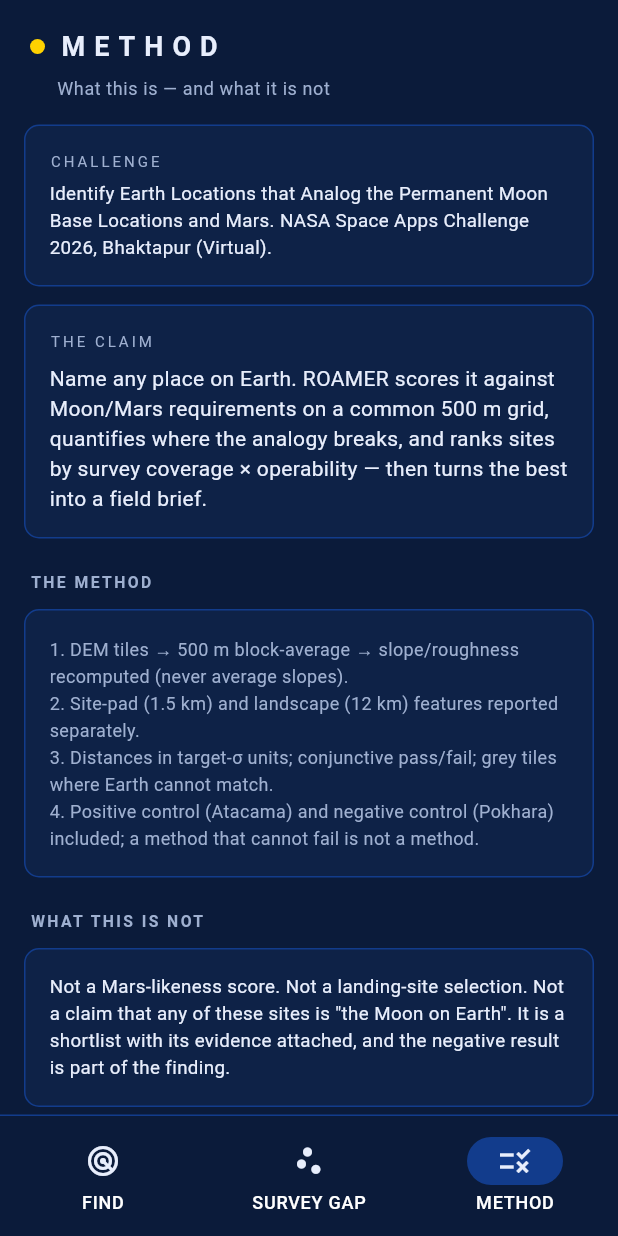
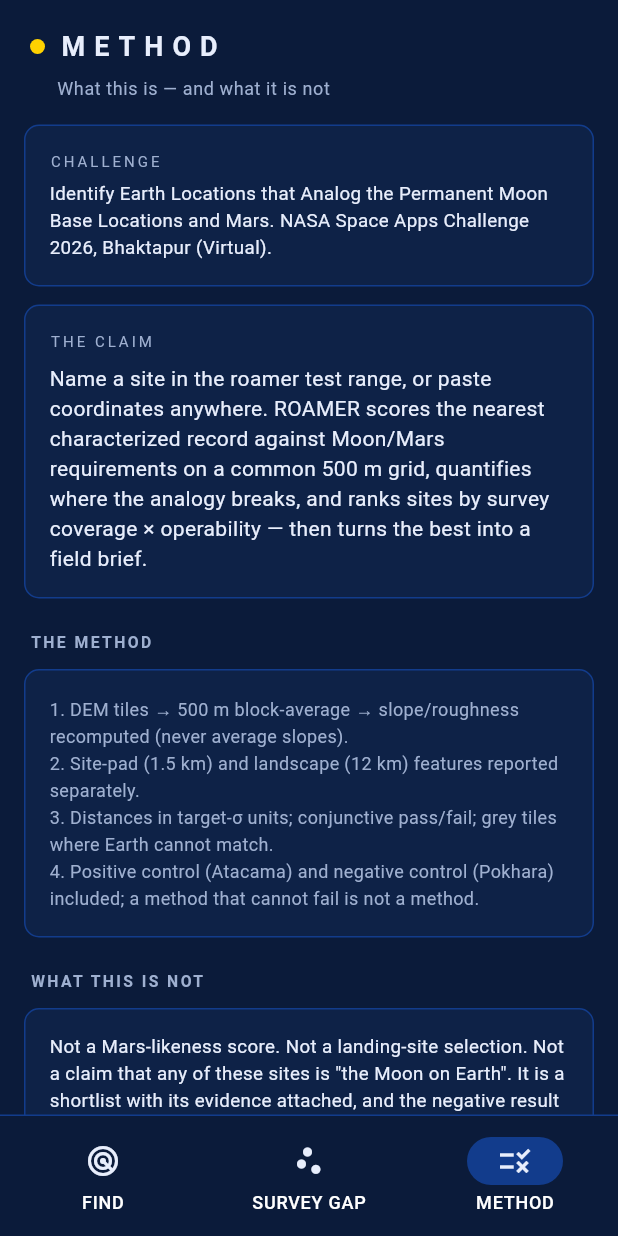
Before and after one commit to sushant-me/roamer, a Flutter app: the screen it shows after launch, item 3 of the bottom bar chosen, on a phone screen of 412 x 824 dp. Run offline on Flutter 3.47's test engine with Material 3 defaults, Android fonts, the phone set to English and light mode, and no system bars.

Commit message:
copy: honest scope line on method screen

```diff
--- a/lib/main.dart
+++ b/lib/main.dart
@@ -735,7 +735,7 @@ class MethodView extends StatelessWidget {
     Panel(child: Column(crossAxisAlignment: CrossAxisAlignment.start, children: const [
       Text('THE CLAIM', style: TextStyle(color: kMuted, fontSize: 10, letterSpacing: 2)),
       SizedBox(height: 8),
-      Text('Name any place on Earth. ROAMER scores it against Moon/Mars requirements on a common 500 m grid, quantifies where the analogy breaks, and ranks sites by survey coverage × operability — then turns the best into a field brief.',
+      Text('Name a site in the roamer test range, or paste coordinates anywhere. ROAMER scores the nearest characterized record against Moon/Mars requirements on a common 500 m grid, quantifies where the analogy breaks, and ranks sites by survey coverage × operability — then turns the best into a field brief.',
           style: TextStyle(color: kInk, fontSize: 14, height: 1.45)),
     ])),
     const _SectionLabel('THE METHOD'),
```
Also changed, not shown: 2 other files.
